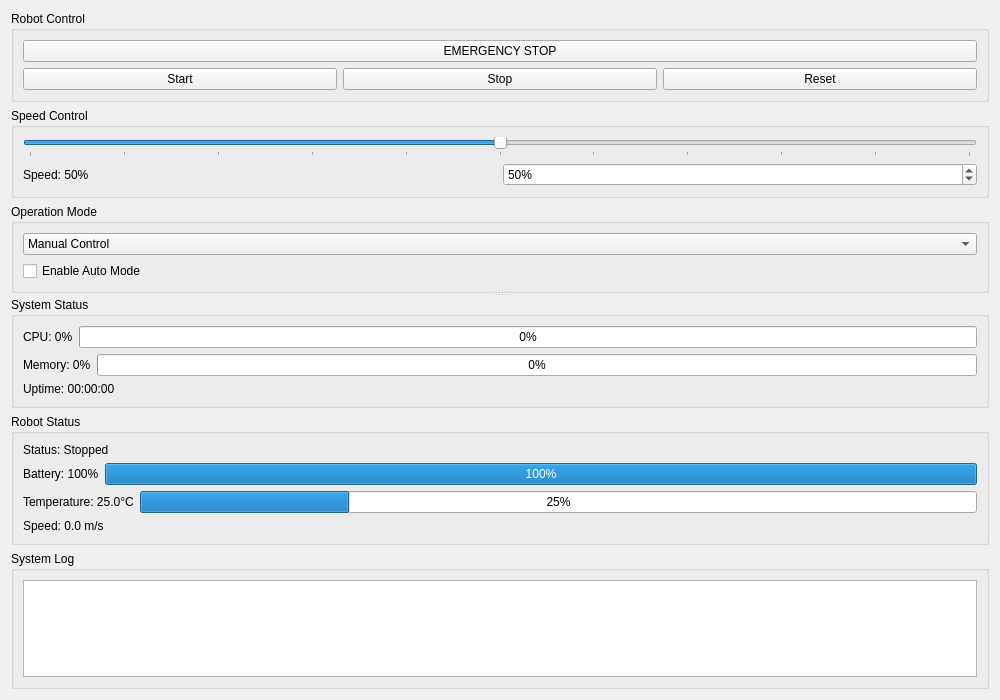
Above: gui/general_tab.ui from Joshua-AI-Robotics/Joshua before the change. Below: the same form after it.
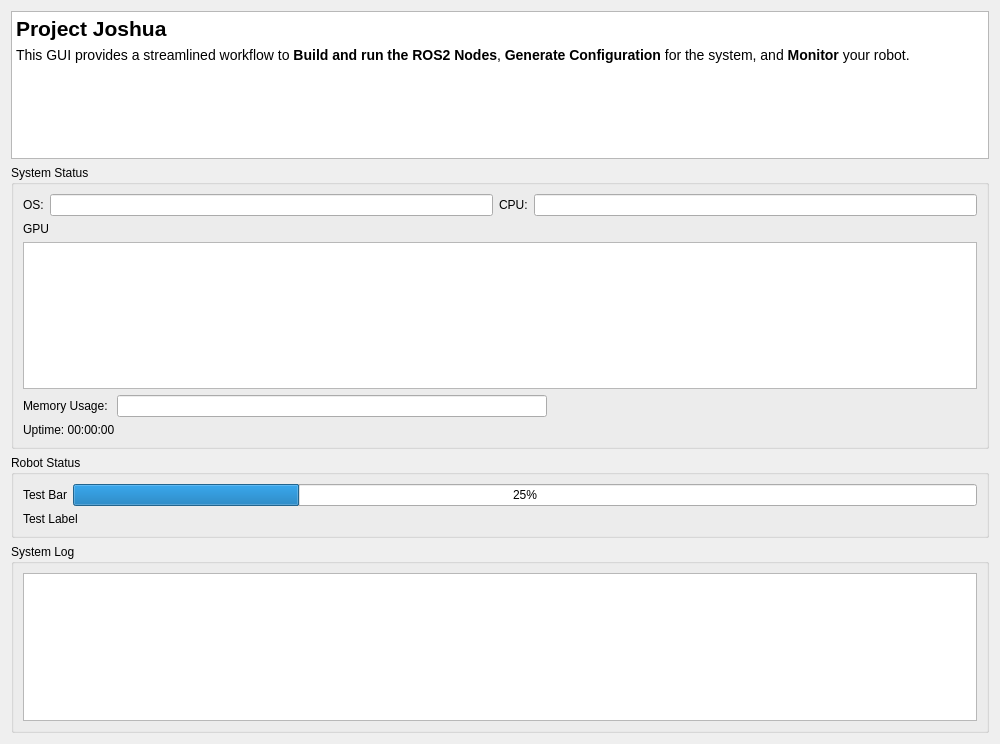
That is the form after the change.

Commit message: general tab added

Patch:
```diff
--- a/gui/general_tab.ui
+++ b/gui/general_tab.ui
@@ -7,7 +7,7 @@
     <x>0</x>
     <y>0</y>
     <width>1000</width>
-    <height>700</height>
+    <height>744</height>
    </rect>
   </property>
   <layout class="QVBoxLayout" name="verticalLayout_root">
@@ -16,155 +16,105 @@
      <property name="orientation">
       <enum>Qt::Vertical</enum>
      </property>
-     <widget class="QWidget" name="controlPanel">
-      <layout class="QVBoxLayout" name="controlLayout">
-       <item>
-        <widget class="QGroupBox" name="robotGroup">
-         <property name="title">
-          <string>Robot Control</string>
-         </property>
-         <layout class="QVBoxLayout" name="robotLayout">
-          <item>
-           <widget class="QPushButton" name="emergencyStopBtn">
-            <property name="text">
-             <string>EMERGENCY STOP</string>
-            </property>
-           </widget>
-          </item>
-          <item>
-           <layout class="QHBoxLayout" name="controlButtonsLayout">
-            <item>
-             <widget class="QPushButton" name="startBtn">
-              <property name="text">
-               <string>Start</string>
-              </property>
-             </widget>
-            </item>
-            <item>
-             <widget class="QPushButton" name="stopBtn">
-              <property name="text">
-               <string>Stop</string>
-              </property>
-             </widget>
-            </item>
-            <item>
-             <widget class="QPushButton" name="resetBtn">
-              <property name="text">
-               <string>Reset</string>
-              </property>
-             </widget>
-            </item>
-           </layout>
-          </item>
-         </layout>
-        </widget>
-       </item>
-       <item>
-        <widget class="QGroupBox" name="speedGroup">
-         <property name="title">
-          <string>Speed Control</string>
-         </property>
-         <layout class="QVBoxLayout" name="speedLayout">
-          <item>
-           <widget class="QSlider" name="speedSlider">
-            <property name="orientation">
-             <enum>Qt::Horizontal</enum>
-            </property>
-            <property name="tickPosition">
-             <enum>QSlider::TicksBelow</enum>
-            </property>
-            <property name="tickInterval">
-             <number>10</number>
-            </property>
-            <property name="minimum">
-             <number>0</number>
-            </property>
-            <property name="maximum">
-             <number>100</number>
-            </property>
-            <property name="value">
-             <number>50</number>
-            </property>
-           </widget>
-          </item>
-          <item>
-           <layout class="QHBoxLayout" name="speedDisplayLayout">
-            <item>
-             <widget class="QLabel" name="speedLabel">
-              <property name="text">
-               <string>Speed: 50%</string>
-              </property>
-             </widget>
-            </item>
-            <item>
-             <widget class="QSpinBox" name="speedSpinBox">
-              <property name="suffix">
-               <string>%</string>
-              </property>
-              <property name="minimum">
-               <number>0</number>
-              </property>
-              <property name="maximum">
-               <number>100</number>
-              </property>
-              <property name="value">
-               <number>50</number>
-              </property>
-             </widget>
-            </item>
-           </layout>
-          </item>
-         </layout>
-        </widget>
-       </item>
-       <item>
-        <widget class="QGroupBox" name="modeGroup">
-         <property name="title">
-          <string>Operation Mode</string>
-         </property>
-         <layout class="QVBoxLayout" name="modeLayout">
-          <item>
-           <widget class="QComboBox" name="modeComboBox">
-            <item><property name="text"><string>Manual Control</string></property></item>
-            <item><property name="text"><string>Autonomous</string></property></item>
-            <item><property name="text"><string>Teleoperation</string></property></item>
-            <item><property name="text"><string>Calibration</string></property></item>
-           </widget>
-          </item>
-          <item>
-           <widget class="QCheckBox" name="autoModeCheckBox">
-            <property name="text">
-             <string>Enable Auto Mode</string>
-            </property>
-           </widget>
-          </item>
-         </layout>
-        </widget>
-       </item>
-       <item>
-        <spacer name="controlSpacer">
-         <property name="orientation"><enum>Qt::Vertical</enum></property>
-         <property name="sizeHint" stdset="0"><size><width>20</width><height>40</height></size></property>
-        </spacer>
-       </item>
-      </layout>
-     </widget>
      <widget class="QWidget" name="statusPanel">
       <layout class="QVBoxLayout" name="statusLayout">
+       <item>
+        <layout class="QVBoxLayout" name="verticalLayout">
+         <item>
+          <widget class="QTextEdit" name="textEdit">
+           <property name="readOnly">
+            <bool>true</bool>
+           </property>
+           <property name="html">
+            <string>&lt;!DOCTYPE HTML PUBLIC &quot;-//W3C//DTD HTML 4.0//EN&quot; &quot;http://www.w3.org/TR/REC-html40/strict.dtd&quot;&gt;
+&lt;html&gt;&lt;head&gt;&lt;meta name=&quot;qrichtext&quot; content=&quot;1&quot; /&gt;&lt;meta charset=&quot;utf-8&quot; /&gt;&lt;style type=&quot;text/css&quot;&gt;
+p, li { white-space: pre-wrap; }
+hr { height: 1px; border-width: 0; }
+li.unchecked::marker { content: &quot;\2610&quot;; }
+li.checked::marker { content: &quot;\2612&quot;; }
+&lt;/style&gt;&lt;/head&gt;&lt;body style=&quot; font-family:'Ubuntu'; font-size:11pt; font-weight:400; font-style:normal;&quot;&gt;
+&lt;p style=&quot; margin-top:0px; margin-bottom:6px; margin-left:0px; margin-right:0px; -qt-block-indent:0; text-indent:0px;&quot;&gt;&lt;span style=&quot; font-family:'Sans Serif'; font-size:16pt; font-weight:600;&quot;&gt;Project Joshua&lt;/span&gt;&lt;/p&gt;
+&lt;p style=&quot; margin-top:0px; margin-bottom:6px; margin-left:0px; margin-right:0px; -qt-block-indent:0; text-indent:0px;&quot;&gt;&lt;span style=&quot; font-family:'Sans Serif'; font-size:10.5pt;&quot;&gt;This GUI provides a streamlined workflow to &lt;/span&gt;&lt;span style=&quot; font-family:'Sans Serif'; font-size:10.5pt; font-weight:700;&quot;&gt;Build and run the ROS2 Nodes&lt;/span&gt;&lt;span style=&quot; font-family:'Sans Serif'; font-size:10.5pt;&quot;&gt;, &lt;/span&gt;&lt;span style=&quot; font-family:'Sans Serif'; font-size:10.5pt; font-weight:700;&quot;&gt;Generate Configuration&lt;/span&gt;&lt;span style=&quot; font-family:'Sans Serif'; font-size:10.5pt;&quot;&gt; for the system, and &lt;/span&gt;&lt;span style=&quot; font-family:'Sans Serif'; font-size:10.5pt; font-weight:700;&quot;&gt;Monitor&lt;/span&gt;&lt;span style=&quot; font-family:'Sans Serif'; font-size:10.5pt;&quot;&gt; your robot.&lt;/span&gt;&lt;/p&gt;&lt;/body&gt;&lt;/html&gt;</string>
+           </property>
+          </widget>
+         </item>
+        </layout>
+       </item>
        <item>
         <widget class="QGroupBox" name="systemGroup">
          <property name="title"><string>System Status</string></property>
          <layout class="QVBoxLayout" name="systemLayout">
           <item>
-           <layout class="QHBoxLayout" name="cpuLayout">
-            <item><widget class="QLabel" name="cpuLabel"><property name="text"><string>CPU: 0%</string></property></widget></item>
-            <item><widget class="QProgressBar" name="cpuBar"><property name="value"><number>0</number></property></widget></item>
+           <layout class="QHBoxLayout" name="systemInfoLayout">
+            <item>
+             <widget class="QLabel" name="os_label">
+              <property name="text">
+               <string>OS:</string>
+              </property>
+             </widget>
+            </item>
+            <item>
+             <widget class="QLineEdit" name="os_lineEdit">
+              <property name="readOnly">
+               <bool>true</bool>
+              </property>
+             </widget>
+            </item>
+            <item>
+             <widget class="QLabel" name="cpu_label">
+              <property name="text">
+               <string>CPU:</string>
+              </property>
+             </widget>
+            </item>
+            <item>
+             <widget class="QLineEdit" name="cpu_lineEdit">
+              <property name="readOnly">
+               <bool>true</bool>
+              </property>
+             </widget>
+            </item>
            </layout>
           </item>
+          <item>
+           <widget class="QLabel" name="gpu_label">
+            <property name="text">
+             <string>GPU</string>
+            </property>
+           </widget>
+          </item>
+          <item>
+           <widget class="QTextEdit" name="gpu_textEdit"/>
+          </item>
           <item>
            <layout class="QHBoxLayout" name="memoryLayout">
-            <item><widget class="QLabel" name="memoryLabel"><property name="text"><string>Memory: 0%</string></property></widget></item>
-            <item><widget class="QProgressBar" name="memoryBar"><property name="value"><number>0</number></property></widget></item>
+            <item>
+             <widget class="QLabel" name="memoryLabel">
+              <property name="text">
+               <string>Memory Usage: </string>
+              </property>
+             </widget>
+            </item>
+            <item>
+             <widget class="QLineEdit" name="memory_usage_lineEdit">
+              <property name="readOnly">
+               <bool>true</bool>
+              </property>
+             </widget>
+            </item>
+            <item>
+             <spacer name="horizontalSpacer">
+              <property name="orientation">
+               <enum>Qt::Orientation::Horizontal</enum>
+              </property>
+              <property name="sizeHint" stdset="0">
+               <size>
+                <width>40</width>
+                <height>20</height>
+               </size>
+              </property>
+             </spacer>
+            </item>
            </layout>
           </item>
           <item>
@@ -179,26 +129,29 @@
         <widget class="QGroupBox" name="robotStatusGroup">
          <property name="title"><string>Robot Status</string></property>
          <layout class="QVBoxLayout" name="robotStatusLayout">
-          <item>
-           <widget class="QLabel" name="robotStatusLabel">
-            <property name="text"><string>Status: Stopped</string></property>
-           </widget>
-          </item>
-          <item>
-           <layout class="QHBoxLayout" name="batteryLayout">
-            <item><widget class="QLabel" name="batteryLabel"><property name="text"><string>Battery: 100%</string></property></widget></item>
-            <item><widget class="QProgressBar" name="batteryBar"><property name="value"><number>100</number></property></widget></item>
-           </layout>
-          </item>
           <item>
            <layout class="QHBoxLayout" name="tempLayout">
-            <item><widget class="QLabel" name="temperatureLabel"><property name="text"><string>Temperature: 25.0°C</string></property></widget></item>
-            <item><widget class="QProgressBar" name="temperatureBar"><property name="value"><number>25</number></property></widget></item>
+            <item>
+             <widget class="QLabel" name="temperatureLabel">
+              <property name="text">
+               <string>Test Bar</string>
+              </property>
+             </widget>
+            </item>
+            <item>
+             <widget class="QProgressBar" name="temperatureBar">
+              <property name="value">
+               <number>25</number>
+              </property>
+             </widget>
+            </item>
            </layout>
           </item>
           <item>
            <widget class="QLabel" name="currentSpeedLabel">
-            <property name="text"><string>Speed: 0.0 m/s</string></property>
+            <property name="text">
+             <string>Test Label</string>
+            </property>
            </widget>
           </item>
          </layout>
```
Left out of the diff: 25 changed lines with no effect on the pictures. The commit also changes 2 other files.
